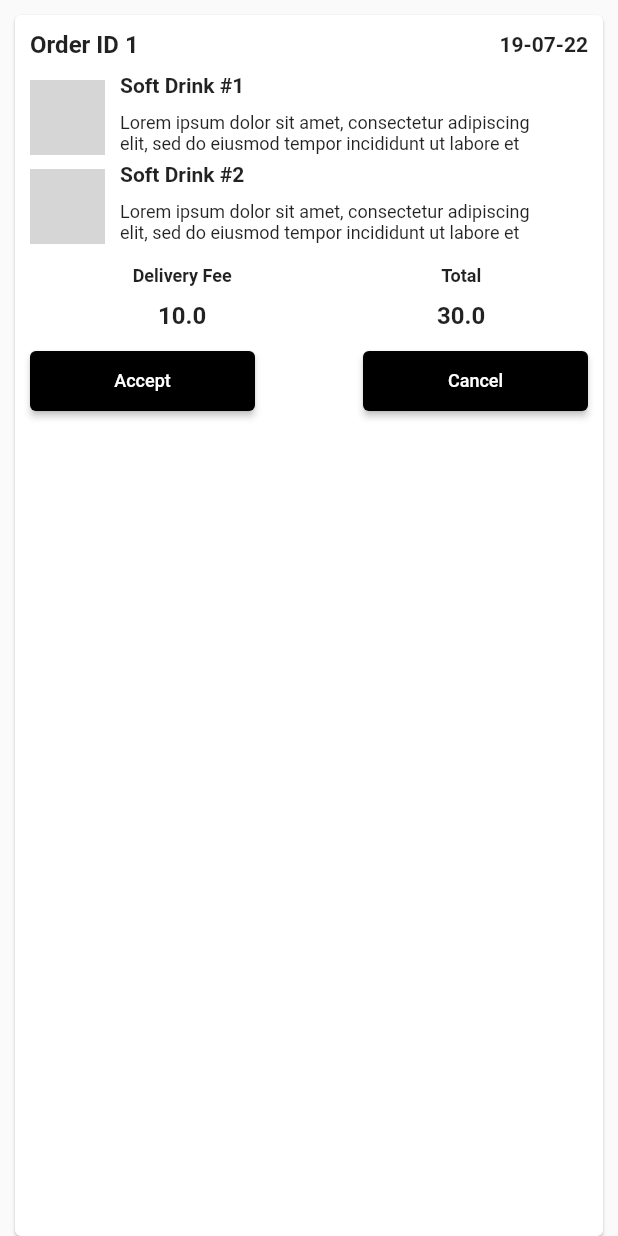
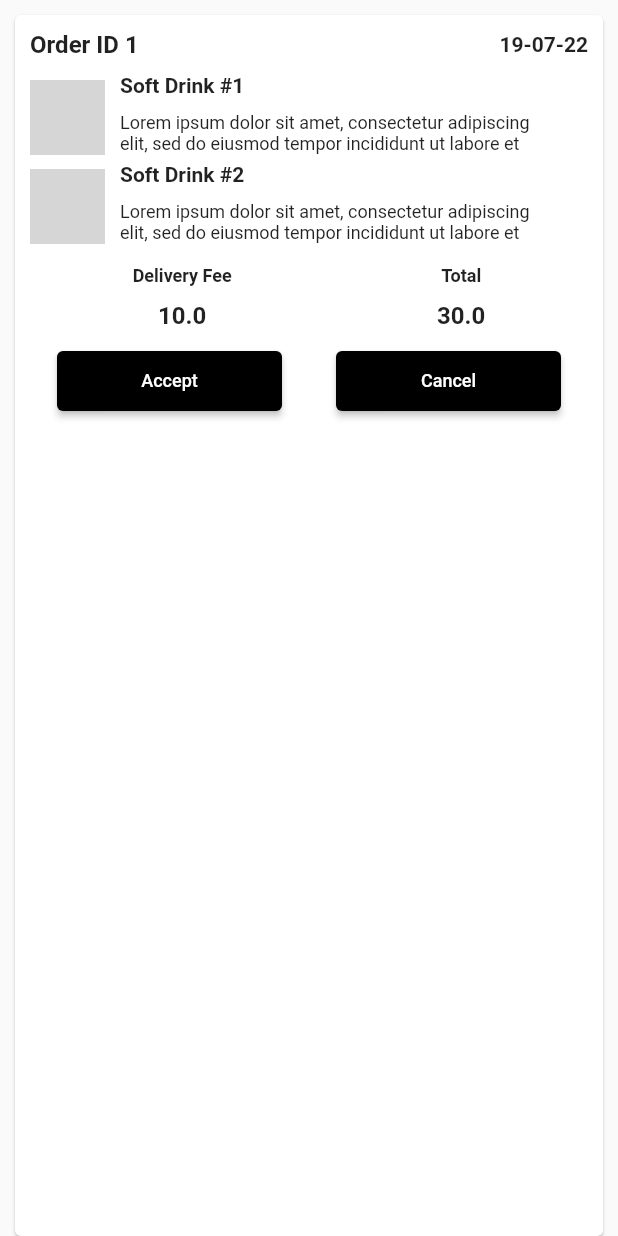
Before and after one commit to AdityaAde/eCommerce-AdminPanel, a Flutter app: the OrderCard widget shown alone on an empty page, opened directly with sample values from the repository, after a tap on "Accept", on a phone screen of 412 x 824 dp. Run offline on Flutter 3.47's test engine with Material 2 defaults, Android fonts, the phone set to English and light mode, and no system bars; our stand-ins replace cloud_firestore, equatable, firebase_core, firebase_storage, get, image_picker; accounts and stored records are empty; network calls fail; grey boxes are pictures that could not be loaded.

Commit message:
* Update process order 'Accept, Deliver, Cancel' * Update pubyaml

```diff
--- /dev/null
+++ b/lib/controller/order_controller.dart
@@ -0,0 +1,26 @@
+import 'package:get/get.dart';
+
+import '../models/order_model.dart';
+import '../services/database_service.dart';
+
+class OrderController extends GetxController {
+  final DatabaseService database = DatabaseService();
+
+  var orders = <Order>[].obs;
+  var pendingOrders = <Order>[].obs;
+
+  @override
+  void onInit() {
+    orders.bindStream(database.getOrders());
+    pendingOrders.bindStream(database.getPendingOrders());
+    super.onInit();
+  }
+
+  void updateOrder(
+    Order order,
+    String field,
+    bool value,
+  ) {
+    database.updateOrder(order, field, value);
+  }
+}
--- a/lib/main.dart
+++ b/lib/main.dart
@@ -25,7 +25,7 @@ class MyApp extends StatelessWidget {
       getPages: [
         GetPage(name: '/products', page: () => ProductScreen()),
         GetPage(name: '/products/new', page: () => NewProductScreen()),
-        GetPage(name: '/orders', page: () => const OrdersScreen()),
+        GetPage(name: '/orders', page: () => OrdersScreen()),
       ],
     );
   }
--- a/lib/models/order_model.dart
+++ b/lib/models/order_model.dart
@@ -12,6 +12,7 @@ class Order extends Equatable {
   final double total;
   final bool isAccepted;
   final bool isDelivered;
+  final bool isCancelled;
   final DateTime createdAt;
 
   const Order({
@@ -23,6 +24,7 @@ class Order extends Equatable {
     required this.total,
     required this.isAccepted,
     required this.isDelivered,
+    required this.isCancelled,
     required this.createdAt,
   });
 
@@ -35,6 +37,7 @@ class Order extends Equatable {
     double? total,
     bool? isAccepted,
     bool? isDelivered,
+    bool? isCancelled,
     DateTime? createdAt,
   }) {
     return Order(
@@ -46,6 +49,7 @@ class Order extends Equatable {
       total: total ?? this.total,
       isAccepted: isAccepted ?? this.isAccepted,
       isDelivered: isDelivered ?? this.isDelivered,
+      isCancelled: isCancelled ?? this.isCancelled,
       createdAt: createdAt ?? this.createdAt,
     );
   }
@@ -60,6 +64,7 @@ class Order extends Equatable {
       'total': total,
       'isAccepted': isAccepted,
       'isDelivered': isDelivered,
+      'isCancelled': isCancelled,
       'createdAt': createdAt.millisecondsSinceEpoch,
     };
   }
@@ -74,7 +79,8 @@ class Order extends Equatable {
       total: snap['total'],
       isAccepted: snap['isAccepted'],
       isDelivered: snap['isDelivered'],
-      createdAt: DateTime.fromMillisecondsSinceEpoch(snap['createdAt']),
+      isCancelled: snap['isCancelled'],
+      createdAt: snap['createdAt'].toDate(),
     );
   }
 
@@ -94,6 +100,7 @@ class Order extends Equatable {
       total,
       isAccepted,
       isDelivered,
+      isCancelled,
       createdAt,
     ];
   }
@@ -108,6 +115,7 @@ class Order extends Equatable {
       total: 30,
       isAccepted: false,
       isDelivered: false,
+      isCancelled: false,
       createdAt: DateTime.now(),
     ),
     Order(
@@ -119,6 +127,7 @@ class Order extends Equatable {
       total: 30,
       isAccepted: false,
       isDelivered: false,
+      isCancelled: false,
       createdAt: DateTime.now(),
     ),
   ];
--- a/lib/models/product_models.dart
+++ b/lib/models/product_models.dart
@@ -126,5 +126,18 @@ class Product extends Equatable {
       isRecommended: false,
       isPopular: true,
     ),
+    Product(
+      id: '3',
+      name: 'Soft Drink #2',
+      description:
+          'Lorem ipsum dolor sit amet, consectetur adipiscing elit, sed do eiusmod tempor incididunt ut labore et dolore magna aliqua.',
+      category: 'Soft Drinks',
+      imageUrl:
+          'https://images.unsplash.com/photo-1610873167013-2dd675d30ef4?ixid=MnwxMjA3fDB8MHxwaG90by1wYWdlfHx8fGVufDB8fHx8&ixlib=rb-1.2.1&auto=format&fit=crop&w=488&q=80', //https://unsplash.com/photos/Viy_8zHEznk
+      price: 2.99,
+      quantity: 10,
+      isRecommended: false,
+      isPopular: true,
+    ),
   ];
 }
--- a/lib/screen/home_screen.dart
+++ b/lib/screen/home_screen.dart
@@ -37,7 +37,7 @@ class HomeScreen extends StatelessWidget {
             padding: const EdgeInsets.symmetric(horizontal: 18),
             child: InkWell(
               onTap: () {
-                Get.to(() => const OrdersScreen());
+                Get.to(() => OrdersScreen());
               },
               child: const Card(
                 child: Center(child: Text('Go To Orders')),
--- a/lib/screen/orders_screen.dart
+++ b/lib/screen/orders_screen.dart
@@ -1,11 +1,15 @@
+import 'package:backend_getx/controller/order_controller.dart';
 import 'package:backend_getx/models/order_model.dart';
 import 'package:backend_getx/models/product_models.dart';
 import 'package:flutter/material.dart';
+import 'package:get/get.dart';
 // ignore: depend_on_referenced_packages
 import 'package:intl/intl.dart';
 
 class OrdersScreen extends StatelessWidget {
-  const OrdersScreen({Key? key}) : super(key: key);
+  OrdersScreen({Key? key}) : super(key: key);
+
+  final OrderController orderController = Get.put(OrderController());
 
   @override
   Widget build(BuildContext context) {
@@ -18,11 +22,13 @@ class OrdersScreen extends StatelessWidget {
       body: Column(
         children: [
           Expanded(
-              child: ListView.builder(
-            itemCount: Order.orders.length,
-            itemBuilder: (context, index) {
-              return OrderCard(order: Order.orders[index]);
-            },
+              child: Obx(
+            () => ListView.builder(
+              itemCount: orderController.pendingOrders.length,
+              itemBuilder: (context, index) {
+                return OrderCard(order: orderController.pendingOrders[index]);
+              },
+            ),
           ))
         ],
       ),
@@ -31,8 +37,10 @@ class OrdersScreen extends StatelessWidget {
 }
 
 class OrderCard extends StatelessWidget {
+  OrderCard({Key? key, required this.order}) : super(key: key);
+
   final Order order;
-  const OrderCard({Key? key, required this.order}) : super(key: key);
+  final OrderController orderController = Get.find();
 
   @override
   Widget build(BuildContext context) {
@@ -133,26 +141,68 @@ class OrderCard extends StatelessWidget {
               ),
               const SizedBox(height: 10),
               Row(
-                mainAxisAlignment: MainAxisAlignment.spaceBetween,
+                mainAxisAlignment: MainAxisAlignment.spaceAround,
                 children: [
+                  order.isAccepted
+                      ? ElevatedButton(
+                          onPressed: () {
+                            orderController.updateOrder(
+                              order,
+                              "isDelivered",
+                              !order.isDelivered,
+                            );
+                          },
+                          style: ElevatedButton.styleFrom(
+                            primary: Colors.black,
+                            minimumSize: const Size(150, 40),
+                          ),
+                          child: const Text(
+                            'Deliver',
+                            style: TextStyle(
+                              fontSize: 12,
+                            ),
+                          ),
+                        )
+                      : ElevatedButton(
+                          onPressed: () {
+                            orderController.updateOrder(
+                              order,
+                              "isAccepted",
+                              !order.isAccepted,
+                            );
+                          },
+                          style: ElevatedButton.styleFrom(
+                            primary: Colors.black,
+                            minimumSize: const Size(150, 40),
+                          ),
+                          child: const Text(
+                            'Accept',
+                            style: TextStyle(
+                              fontSize: 12,
+                            ),
+                          ),
+                        ),
                   ElevatedButton(
+                    onPressed: () {
+                      orderController.updateOrder(
+                        order,
+                        "isCancelled",
+                        !order.isCancelled,
+                      );
+                    },
                     style: ElevatedButton.styleFrom(
                       primary: Colors.black,
                       minimumSize: const Size(150, 40),
                     ),
-                    onPressed: () {},
-                    child: const Text('Accept', style: TextStyle(fontSize: 12)),
-                  ),
-                  ElevatedButton(
-                    style: ElevatedButton.styleFrom(
-                      primary: Colors.black,
-                      minimumSize: const Size(150, 40),
+                    child: const Text(
+                      'Cancel',
+                      style: TextStyle(
+                        fontSize: 12,
+                      ),
                     ),
-                    onPressed: () {},
-                    child: const Text('Cancel', style: TextStyle(fontSize: 12)),
                   ),
                 ],
-              )
+              ),
             ],
           ),
         ),
--- a/lib/services/database_service.dart
+++ b/lib/services/database_service.dart
@@ -1,9 +1,27 @@
 import 'package:cloud_firestore/cloud_firestore.dart';
 
+import '../models/order_model.dart';
 import '../models/product_models.dart';
 
 class DatabaseService {
   final FirebaseFirestore _firebaseFirestore = FirebaseFirestore.instance;
+
+  Stream<List<Order>> getOrders() {
+    return _firebaseFirestore.collection('orders').snapshots().map((snapshot) {
+      return snapshot.docs.map((doc) => Order.fromSnapshot(doc)).toList();
+    });
+  }
+
+  Stream<List<Order>> getPendingOrders() {
+    return _firebaseFirestore
+        .collection('orders')
+        .where('isCancelled', isEqualTo: false)
+        .where('isDelivered', isEqualTo: false)
+        .snapshots()
+        .map((snapshot) {
+      return snapshot.docs.map((doc) => Order.fromSnapshot(doc)).toList();
+    });
+  }
 
   Stream<List<Product>> getProducts() {
     return _firebaseFirestore.collection('products').snapshots().map((snapshot) {
@@ -20,12 +38,22 @@ class DatabaseService {
     String field,
     dynamic newValue,
   ) {
-    return _firebaseFirestore
-        .collection('products')
-        .where('name', isEqualTo: product.name)
-        .get()
-        .then((querySnapshot) => {
-              querySnapshot.docs.first.reference.update({field: newValue})
-            });
+    return _firebaseFirestore.collection('products').where('id', isEqualTo: product.id).get().then(
+          (querySnapshot) => {
+            querySnapshot.docs.first.reference.update({field: newValue})
+          },
+        );
+  }
+
+  Future<void> updateOrder(
+    Order order,
+    String field,
+    dynamic newValue,
+  ) {
+    return _firebaseFirestore.collection('orders').where('id', isEqualTo: order.id).get().then(
+          (querySnapshot) => {
+            querySnapshot.docs.first.reference.update({field: newValue})
+          },
+        );
   }
 }
```
